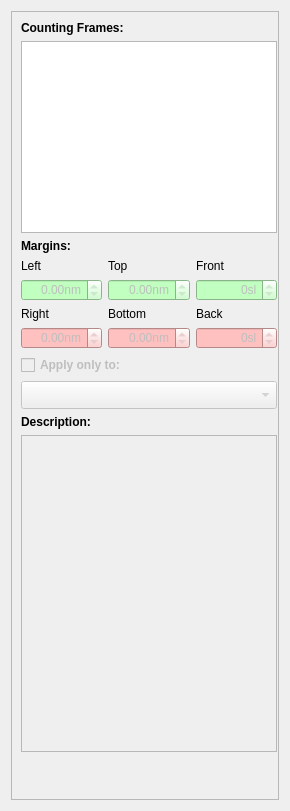
Old version of the form Plugins/CountingFrame/Panel.ui in the repository FelixdelasPozas/EspINA.
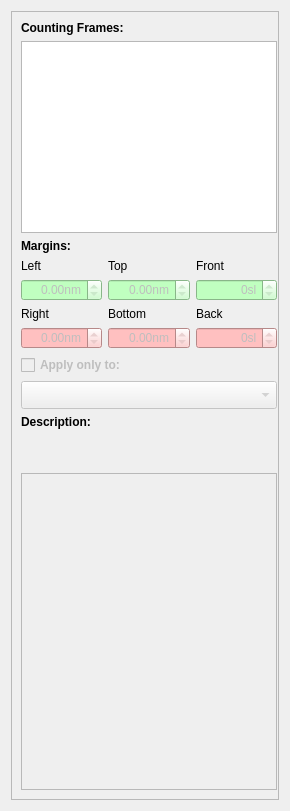
New version of the form. Icons and pictures are not drawn. Custom widgets are drawn as their Qt base class.

```diff
--- a/Plugins/CountingFrame/Panel.ui
+++ b/Plugins/CountingFrame/Panel.ui
@@ -10,12 +10,24 @@
     <height>811</height>
    </rect>
   </property>
+  <property name="sizePolicy">
+   <sizepolicy hsizetype="Expanding" vsizetype="Expanding">
+    <horstretch>0</horstretch>
+    <verstretch>0</verstretch>
+   </sizepolicy>
+  </property>
   <property name="windowTitle">
    <string>Form</string>
   </property>
   <layout class="QVBoxLayout" name="verticalLayout_2">
    <item>
     <widget class="QScrollArea" name="scrollArea">
+     <property name="sizePolicy">
+      <sizepolicy hsizetype="Expanding" vsizetype="Expanding">
+       <horstretch>1</horstretch>
+       <verstretch>1</verstretch>
+      </sizepolicy>
+     </property>
      <property name="horizontalScrollBarPolicy">
       <enum>Qt::ScrollBarAlwaysOff</enum>
      </property>
@@ -31,7 +43,13 @@
         <height>791</height>
        </rect>
       </property>
-      <layout class="QVBoxLayout" name="verticalLayout">
+      <property name="sizePolicy">
+       <sizepolicy hsizetype="Preferred" vsizetype="Preferred">
+        <horstretch>1</horstretch>
+        <verstretch>1</verstretch>
+       </sizepolicy>
+      </property>
+      <layout class="QVBoxLayout" name="verticalLayout_3">
        <item>
         <widget class="QLabel" name="label_10">
          <property name="font">
@@ -309,22 +327,6 @@
          </property>
         </widget>
        </item>
-       <item>
-        <widget class="QTextEdit" name="countingFrameDescription">
-         <property name="enabled">
-          <bool>false</bool>
-         </property>
-         <property name="sizePolicy">
-          <sizepolicy hsizetype="MinimumExpanding" vsizetype="Expanding">
-           <horstretch>0</horstretch>
-           <verstretch>0</verstretch>
-          </sizepolicy>
-         </property>
-         <property name="readOnly">
-          <bool>true</bool>
-         </property>
-        </widget>
-       </item>
        <item>
         <layout class="QHBoxLayout" name="horizontalLayout">
          <item>
@@ -490,6 +492,22 @@
          </item>
         </layout>
        </item>
+       <item>
+        <widget class="QTextEdit" name="countingFrameDescription">
+         <property name="enabled">
+          <bool>false</bool>
+         </property>
+         <property name="sizePolicy">
+          <sizepolicy hsizetype="MinimumExpanding" vsizetype="Expanding">
+           <horstretch>0</horstretch>
+           <verstretch>0</verstretch>
+          </sizepolicy>
+         </property>
+         <property name="readOnly">
+          <bool>true</bool>
+         </property>
+        </widget>
+       </item>
       </layout>
      </widget>
     </widget>
```
Left out of the diff: 4 changed lines with no effect on the pictures.
